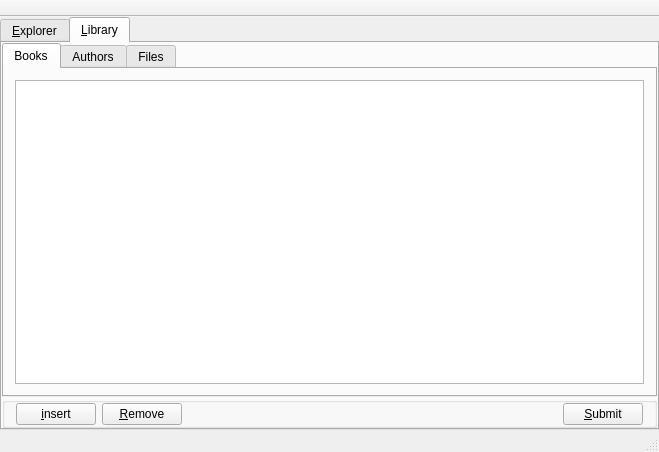
This is mainwindow.ui in theme/MangaLib as Qt 5 draws it before an edit. The edited form follows.
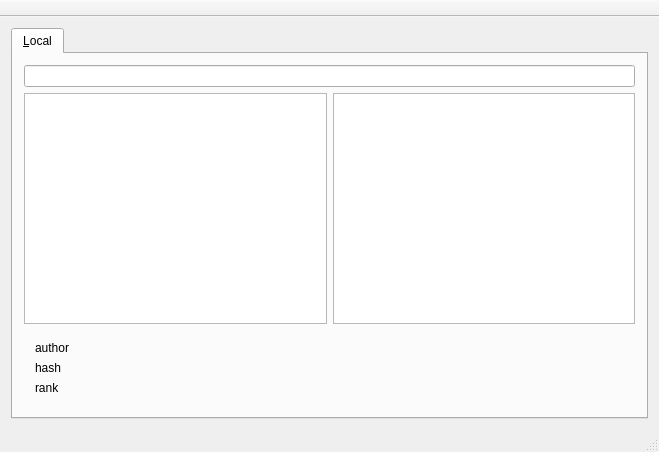
This is the edited form. The open tabs and pages were chosen to show the change. Icons and pictures are not drawn. Custom widgets are drawn as their Qt base class.

Commit message:
remove dbTabs.
For moving them to top tab widget later.

Patch:
```diff
--- a/mainwindow.ui
+++ b/mainwindow.ui
@@ -18,27 +18,15 @@
     <normaloff>:/icons/icon.svg</normaloff>:/icons/icon.svg</iconset>
   </property>
   <widget class="QWidget" name="centralWidget">
-   <layout class="QVBoxLayout" name="verticalLayout">
-    <property name="leftMargin">
-     <number>0</number>
-    </property>
-    <property name="topMargin">
-     <number>0</number>
-    </property>
-    <property name="rightMargin">
-     <number>0</number>
-    </property>
-    <property name="bottomMargin">
-     <number>0</number>
-    </property>
-    <item>
+   <layout class="QGridLayout" name="gridLayout_2">
+    <item row="0" column="0">
      <widget class="QTabWidget" name="topTabWidget">
       <property name="currentIndex">
        <number>0</number>
       </property>
       <widget class="QWidget" name="expTab">
        <attribute name="title">
-        <string>&amp;Explorer</string>
+        <string>&amp;Local</string>
        </attribute>
        <layout class="QVBoxLayout" name="verticalLayout_2">
         <item>
@@ -83,114 +71,6 @@
         </item>
        </layout>
       </widget>
-      <widget class="QWidget" name="libTab">
-       <attribute name="title">
-        <string>&amp;Library</string>
-       </attribute>
-       <layout class="QGridLayout" name="gridLayout_3">
-        <property name="leftMargin">
-         <number>0</number>
-        </property>
-        <property name="topMargin">
-         <number>0</number>
-        </property>
-        <property name="rightMargin">
-         <number>0</number>
-        </property>
-        <property name="bottomMargin">
-         <number>0</number>
-        </property>
-        <property name="spacing">
-         <number>0</number>
-        </property>
-        <item row="0" column="0">
-         <widget class="QTabWidget" name="tablesTabWidget">
-          <property name="currentIndex">
-           <number>0</number>
-          </property>
-          <widget class="QWidget" name="tab_books">
-           <attribute name="title">
-            <string>Books</string>
-           </attribute>
-           <layout class="QGridLayout" name="gridLayout_4">
-            <item row="0" column="0">
-             <widget class="QTableView" name="dbBooksView"/>
-            </item>
-           </layout>
-          </widget>
-          <widget class="QWidget" name="tab_authors">
-           <attribute name="title">
-            <string>Authors</string>
-           </attribute>
-           <layout class="QGridLayout" name="gridLayout_5">
-            <item row="0" column="0">
-             <widget class="QTableView" name="dbAuthorsView"/>
-            </item>
-           </layout>
-          </widget>
-          <widget class="QWidget" name="tab_files">
-           <attribute name="title">
-            <string>Files</string>
-           </attribute>
-           <layout class="QGridLayout" name="gridLayout_6">
-            <item row="0" column="0">
-             <widget class="QTableView" name="dbFilesView"/>
-            </item>
-           </layout>
-          </widget>
-         </widget>
-        </item>
-        <item row="1" column="0">
-         <widget class="QGroupBox" name="libControlGroup">
-          <property name="title">
-           <string/>
-          </property>
-          <layout class="QHBoxLayout" name="horizontalLayout_2">
-           <property name="topMargin">
-            <number>0</number>
-           </property>
-           <property name="bottomMargin">
-            <number>0</number>
-           </property>
-           <item>
-            <widget class="QPushButton" name="insertButton">
-             <property name="text">
-              <string>&amp;insert</string>
-             </property>
-            </widget>
-           </item>
-           <item>
-            <widget class="QPushButton" name="removeButton">
-             <property name="text">
-              <string>&amp;Remove</string>
-             </property>
-            </widget>
-           </item>
-           <item>
-            <spacer name="horizontalSpacer">
-             <property name="orientation">
-              <enum>Qt::Horizontal</enum>
-             </property>
-             <property name="sizeHint" stdset="0">
-              <size>
-               <width>353</width>
-               <height>20</height>
-              </size>
-             </property>
-            </spacer>
-           </item>
-           <item>
-            <widget class="QPushButton" name="submitButton">
-             <property name="text">
-              <string>&amp;Submit</string>
-             </property>
-            </widget>
-           </item>
-          </layout>
-         </widget>
-        </item>
-       </layout>
-      </widget>
      </widget>
     </item>
    </layout>
```
Left out of the diff: 16 changed lines with no effect on the pictures. The commit also changes 2 other files.
